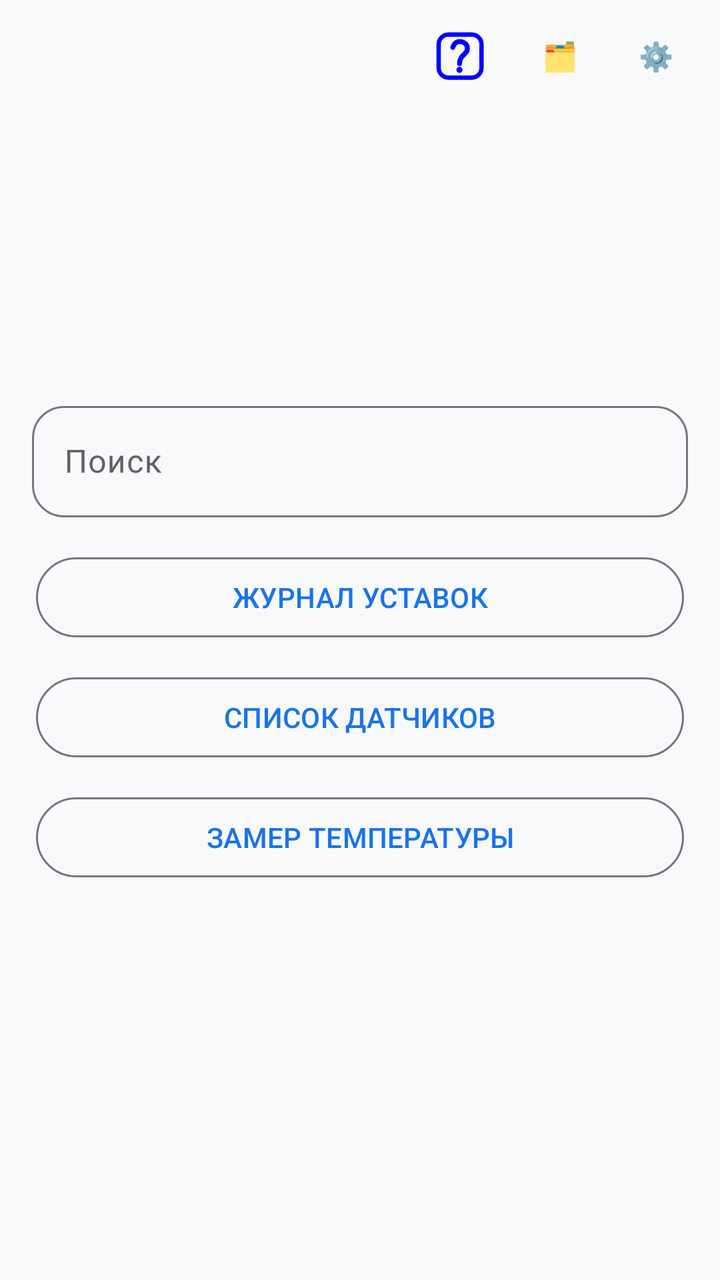
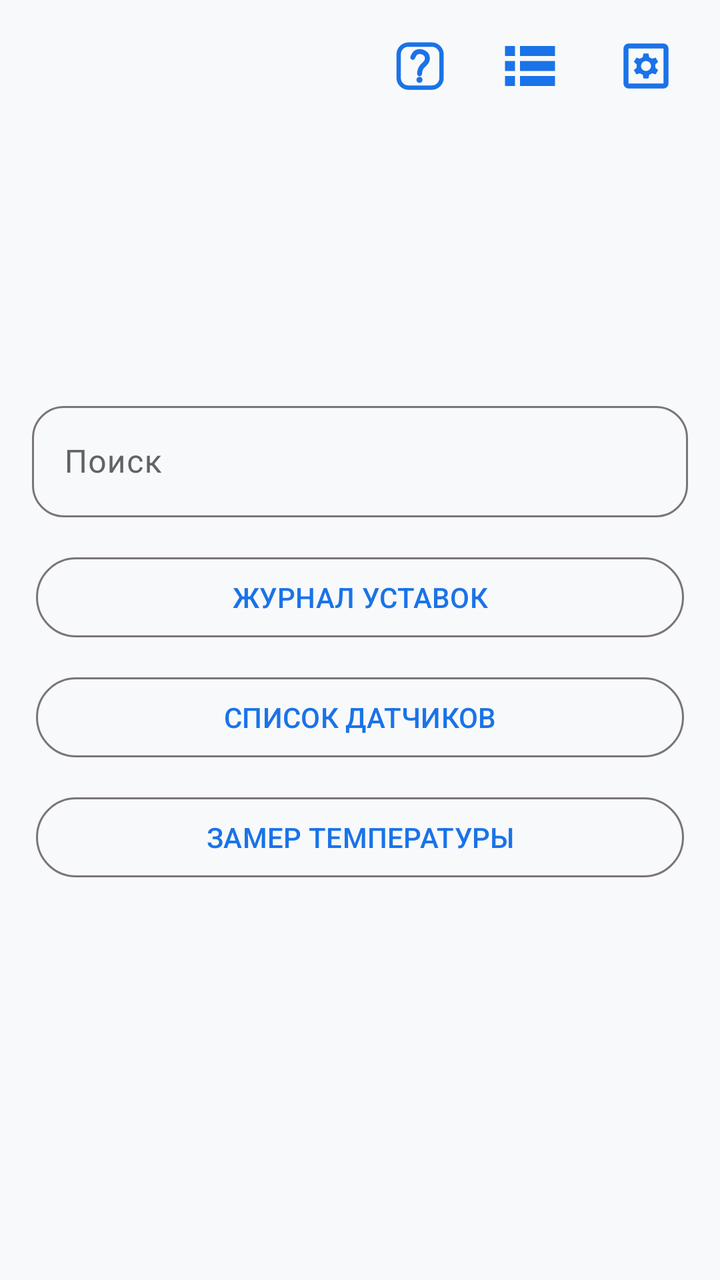

Compare the two renders of this Android layout. The source of the first and the diff that turns it into the second are given below.
<!-- AndroidManifest.xml: application theme Theme.FocusApp -->
<!-- res/layout/activity_main.xml -->
<?xml version="1.0" encoding="utf-8"?>
<androidx.constraintlayout.widget.ConstraintLayout
    xmlns:android="http://schemas.android.com/apk/res/android"
    xmlns:app="http://schemas.android.com/apk/res-auto"
    android:id="@+id/rootLayout"
    android:layout_width="match_parent"
    android:layout_height="match_parent"
    android:background="?android:attr/windowBackground">

    
    
    
    
    
    
    <androidx.constraintlayout.widget.ConstraintLayout
        android:id="@+id/topPanel"
        android:layout_width="match_parent"
        android:layout_height="wrap_content"
        android:paddingStart="8dp"
        android:paddingEnd="8dp"
        android:paddingTop="4dp"
        android:paddingBottom="4dp"
        app:layout_constraintTop_toTopOf="parent"
        app:layout_constraintStart_toStartOf="parent"
        app:layout_constraintEnd_toEndOf="parent">
        
        <TextView
            android:id="@+id/tvTitle"
            android:layout_width="0dp"
            android:layout_height="wrap_content"
            android:text="Арматура"
            android:textSize="22sp"
            android:textStyle="bold"
            android:gravity="center"
            android:maxLines="1"
            android:ellipsize="end"
            android:visibility="gone"
            app:layout_constraintStart_toStartOf="parent"
            app:layout_constraintEnd_toStartOf="@id/btnHelp"
            app:layout_constraintTop_toTopOf="parent"
            app:layout_constraintBottom_toBottomOf="parent" />

        
        <com.google.android.material.button.MaterialButton
            android:id="@+id/btnNewValve"
            style="@style/Widget.Material3.Button.OutlinedButton"
            android:layout_width="0dp"
            android:layout_height="wrap_content"
            android:layout_marginEnd="4dp"
            android:text="@string/new_valve"
            android:maxLines="1"
            android:ellipsize="end"
            android:visibility="invisible"
            app:layout_constraintStart_toStartOf="parent"
            app:layout_constraintEnd_toStartOf="@id/btnHelp"
            app:layout_constraintTop_toTopOf="parent"
            app:layout_constraintBottom_toBottomOf="parent" />

        
        <com.google.android.material.button.MaterialButton
            android:id="@+id/btnHelp"
            style="@style/Widget.Material3.Button.TextButton"
            android:layout_width="48dp"
            android:layout_height="48dp"
            android:padding="8dp"
            app:icon="@drawable/questchen"
            app:iconTint="@null"
            app:iconGravity="textStart"
            app:iconSize="24dp"
            android:background="?attr/selectableItemBackgroundBorderless"
            app:layout_constraintEnd_toStartOf="@id/btnLists"
            app:layout_constraintTop_toTopOf="parent"
            app:layout_constraintBottom_toBottomOf="parent" />

        
        <com.google.android.material.button.MaterialButton
            android:id="@+id/btnLists"
            style="@style/Widget.Material3.Button.TextButton"
            android:layout_width="48dp"
            android:layout_height="wrap_content"
            android:text="🗂️"
            app:layout_constraintEnd_toStartOf="@id/btnSettings"
            app:layout_constraintTop_toTopOf="parent"
            app:layout_constraintBottom_toBottomOf="parent" />

        
        <com.google.android.material.button.MaterialButton
            android:id="@+id/btnSettings"
            style="@style/Widget.Material3.Button.TextButton"
            android:layout_width="48dp"
            android:layout_height="wrap_content"
            android:text="⚙️"
            app:layout_constraintEnd_toEndOf="parent"
            app:layout_constraintTop_toTopOf="parent"
            app:layout_constraintBottom_toBottomOf="parent" />

    </androidx.constraintlayout.widget.ConstraintLayout>

    
    
    
    <androidx.constraintlayout.widget.ConstraintLayout
        android:id="@+id/searchContainer"
        android:layout_width="match_parent"
        android:layout_height="wrap_content"
        app:layout_constraintBottom_toBottomOf="parent"
        app:layout_constraintTop_toTopOf="parent"
        app:layout_constraintStart_toStartOf="parent"
        app:layout_constraintEnd_toEndOf="parent"
        app:layout_constraintVertical_bias="0.5">

        
        <com.google.android.material.textfield.TextInputLayout
            android:id="@+id/searchLayout"
            style="@style/Widget.Material3.TextInputLayout.OutlinedBox"
            android:layout_width="0dp"
            android:layout_height="wrap_content"
            android:layout_marginStart="16dp"
            android:layout_marginEnd="16dp"
            android:hint="Поиск"
            app:boxCornerRadiusBottomEnd="16dp"
            app:boxCornerRadiusBottomStart="16dp"
            app:boxCornerRadiusTopEnd="16dp"
            app:boxCornerRadiusTopStart="16dp"
            app:layout_constraintStart_toStartOf="parent"
            app:layout_constraintEnd_toEndOf="parent"
            app:layout_constraintTop_toTopOf="parent">

            <com.google.android.material.textfield.TextInputEditText
                android:id="@+id/etSearch"
                android:layout_width="match_parent"
                android:layout_height="wrap_content"
                android:imeOptions="actionDone"
                android:inputType="text"
                android:maxLines="1" />
        </com.google.android.material.textfield.TextInputLayout>

        
        <LinearLayout
            android:id="@+id/bottomButtons"
            android:layout_width="0dp"
            android:layout_height="wrap_content"
            android:layout_marginTop="16dp"
            android:layout_marginStart="16dp"
            android:layout_marginEnd="16dp"
            android:gravity="center"
            android:orientation="vertical"
            app:layout_constraintStart_toStartOf="parent"
            app:layout_constraintEnd_toEndOf="parent"
            app:layout_constraintTop_toBottomOf="@id/searchLayout"
            app:layout_constraintBottom_toBottomOf="parent"
            app:layout_constraintWidth_percent="0.9">

            <com.google.android.material.button.MaterialButton
                android:id="@+id/btnSetpoints"
                style="@style/Widget.Material3.Button.OutlinedButton"
                android:layout_width="match_parent"
                android:layout_height="wrap_content"
                android:layout_marginBottom="12dp"
                android:text="@string/setpoints" />

            <com.google.android.material.button.MaterialButton
                android:id="@+id/btnSensors"
                style="@style/Widget.Material3.Button.OutlinedButton"
                android:layout_width="match_parent"
                android:layout_height="wrap_content"
                android:layout_marginBottom="12dp"
                android:text="@string/sensors" />

            <com.google.android.material.button.MaterialButton
                android:id="@+id/btnConverter"
                style="@style/Widget.Material3.Button.OutlinedButton"
                android:layout_width="match_parent"
                android:layout_height="wrap_content"
                android:text="@string/converter" />
        </LinearLayout>
    </androidx.constraintlayout.widget.ConstraintLayout>

    
    
    
    <androidx.recyclerview.widget.RecyclerView
        android:id="@+id/rvGateValves"
        android:layout_width="match_parent"
        android:layout_height="0dp"
        android:layout_marginTop="8dp"
        android:clipToPadding="false"
        android:paddingBottom="4dp"
        android:visibility="gone"
        app:layout_constraintBottom_toBottomOf="parent"
        app:layout_constraintTop_toBottomOf="@id/searchContainer"
        app:layout_constraintStart_toStartOf="parent"
        app:layout_constraintEnd_toEndOf="parent" />

    
    <TextView
        android:id="@+id/tvEmptySearch"
        android:layout_width="match_parent"
        android:layout_height="0dp"
        android:gravity="center"
        android:text="@string/empty_search"
        android:textColor="@color/on_surface_secondary"
        android:textSize="18sp"
        android:visibility="gone"
        app:layout_constraintBottom_toBottomOf="parent"
        app:layout_constraintTop_toBottomOf="@id/searchContainer"
        app:layout_constraintStart_toStartOf="parent"
        app:layout_constraintEnd_toEndOf="parent" />

    
    
    
    <androidx.constraintlayout.widget.ConstraintLayout
        android:id="@+id/overlayDetail"
        android:layout_width="match_parent"
        android:layout_height="match_parent"
        android:background="?android:attr/windowBackground"
        android:visibility="gone"
        app:layout_constraintBottom_toBottomOf="parent"
        app:layout_constraintEnd_toEndOf="parent"
        app:layout_constraintStart_toStartOf="parent"
        app:layout_constraintTop_toTopOf="parent">

        
        <ImageButton
            android:id="@+id/btnOverlayBack"
            android:layout_width="48dp"
            android:layout_height="48dp"
            android:layout_margin="16dp"
            android:src="@drawable/ic_close"
            android:background="?attr/selectableItemBackgroundBorderless"
            android:contentDescription="Закрыть оверлей"
            app:layout_constraintStart_toStartOf="parent"
            app:layout_constraintTop_toTopOf="parent" />

        
        <TextView
            android:id="@+id/tvOverlayTitle"
            android:layout_width="0dp"
            android:layout_height="wrap_content"
            android:layout_marginStart="16dp"
            android:layout_marginEnd="72dp"
            android:text="Блокировка"
            android:textSize="20sp"
            android:textStyle="bold"
            android:gravity="center"
            android:maxLines="2"
            android:ellipsize="end"
            app:layout_constraintEnd_toEndOf="parent"
            app:layout_constraintStart_toEndOf="@id/btnOverlayBack"
            app:layout_constraintTop_toTopOf="@id/btnOverlayBack"
            app:layout_constraintBottom_toBottomOf="@id/btnOverlayBack" />

        
        <ImageView
            android:id="@+id/ivOverlayImage"
            android:layout_width="0dp"
            android:layout_height="0dp"
            android:layout_marginStart="16dp"
            android:layout_marginEnd="16dp"
            android:layout_marginTop="8dp"
            android:layout_marginBottom="8dp"
            android:scaleType="fitCenter"
            android:adjustViewBounds="true"
            android:background="@android:color/white"
            android:contentDescription="Фрагмент схемы"
            app:layout_constraintTop_toBottomOf="@id/btnOverlayBack"
            app:layout_constraintBottom_toTopOf="@id/cardOverlayDescription"
            app:layout_constraintEnd_toEndOf="parent"
            app:layout_constraintStart_toStartOf="parent" />

        
        <ProgressBar
            android:id="@+id/progressOverlay"
            android:layout_width="48dp"
            android:layout_height="48dp"
            android:indeterminate="true"
            android:visibility="gone"
            app:layout_constraintBottom_toBottomOf="@id/ivOverlayImage"
            app:layout_constraintEnd_toEndOf="@id/ivOverlayImage"
            app:layout_constraintStart_toStartOf="@id/ivOverlayImage"
            app:layout_constraintTop_toTopOf="@id/ivOverlayImage" />

        
        <com.google.android.material.card.MaterialCardView
            android:id="@+id/cardOverlayDescription"
            android:layout_width="0dp"
            android:layout_height="wrap_content"
            android:layout_marginStart="16dp"
            android:layout_marginEnd="16dp"
            android:layout_marginBottom="16dp"
            app:cardElevation="8dp"
            app:cardCornerRadius="12dp"
            app:layout_constraintBottom_toBottomOf="parent"
            app:layout_constraintEnd_toEndOf="parent"
            app:layout_constraintStart_toStartOf="parent">

            <TextView
                android:id="@+id/tvOverlayDescription"
                android:layout_width="match_parent"
                android:layout_height="wrap_content"
                android:padding="16dp"
                android:text="Описание блокировки"
                android:textSize="14sp"
                android:textColor="?android:attr/textColorPrimary" />
        </com.google.android.material.card.MaterialCardView>

    </androidx.constraintlayout.widget.ConstraintLayout>

</androidx.constraintlayout.widget.ConstraintLayout>
<!-- resources referenced by this layout -->
<resources>
  <color name="on_surface_secondary">#5F6368</color>
  <!-- drawable ic_close (drawable) -->
  <vector xmlns:android="http://schemas.android.com/apk/res/android"
      android:width="24dp"
      android:height="24dp"
      android:viewportWidth="24"
      android:viewportHeight="24">
      <path
          android:fillColor="?android:attr/textColorPrimary"
          android:pathData="M19,6.41L17.59,5 12,10.59 6.41,5 5,6.41 10.59,12 5,17.59 6.41,19 12,13.41 17.59,19 19,17.59 13.41,12z" />
  </vector>
  <!-- drawable questchen: vector/xml drawable (drawable, 2133 chars, omitted) -->
  <string name="converter">ЗАМЕР ТЕМПЕРАТУРЫ</string>
  <string name="empty_search">🔍 Ничего не найдено\nПопробуйте изменить запрос</string>
  <string name="new_valve">НОВ. ЗАДВИЖКА</string>
  <string name="sensors">СПИСОК ДАТЧИКОВ</string>
  <string name="setpoints">ЖУРНАЛ УСТАВОК</string>
  <style name="Theme.FocusApp" parent="Theme.Material3.DayNight.NoActionBar">
          
          <item name="colorPrimary">@color/primary</item>
          <item name="colorPrimaryContainer">@color/primary_container</item>
          <item name="colorSecondary">@color/secondary</item>
          <item name="colorTertiary">@color/tertiary</item>
  
          
          <item name="colorOnPrimary">@color/on_primary</item>
          <item name="colorOnSurface">@color/on_surface</item>
          <item name="colorOnSurfaceVariant">@color/on_surface_secondary</item>
  
          
          <item name="colorSurface">@color/surface</item>
          <item name="colorSurfaceVariant">@color/surface_variant</item>
          <item name="android:colorBackground">@color/background</item>
  
          
          <item name="android:statusBarColor">@color/status_bar</item>
  
          
          <item name="android:navigationBarColor">@color/surface</item>
      </style>
  <color name="primary">#1A73E8</color>
  <color name="primary_container">#D2E3FC</color>
  <color name="secondary">#03DAC6</color>
  <color name="tertiary">#FF6B6B</color>
  <color name="on_primary">#FFFFFF</color>
  <color name="on_surface">#202124</color>
  <color name="surface">#FFFFFF</color>
  <color name="surface_variant">#F5F5F5</color>
  <color name="background">#F8F9FA</color>
  <color name="status_bar">#FFFFFF</color>
</resources>

<!-- the commit's change to res/layout/activity_main.xml (unified diff, before → after) -->
@@ -60,15 +60,13 @@
         
         <com.google.android.material.button.MaterialButton
             android:id="@+id/btnHelp"
-            style="@style/Widget.Material3.Button.TextButton"
-            android:layout_width="48dp"
-            android:layout_height="48dp"
-            android:padding="8dp"
+            style="@style/Widget.Material3.Button.IconButton"
+            android:layout_width="wrap_content"
+            android:layout_height="wrap_content"
+            android:contentDescription="Справка"
             app:icon="@drawable/questchen"
-            app:iconTint="@null"
-            app:iconGravity="textStart"
+            app:iconTint="@color/icon_top_panel_color"
             app:iconSize="24dp"
-            android:background="?attr/selectableItemBackgroundBorderless"
             app:layout_constraintEnd_toStartOf="@id/btnLists"
             app:layout_constraintTop_toTopOf="parent"
             app:layout_constraintBottom_toBottomOf="parent" />
@@ -76,10 +74,13 @@
         
         <com.google.android.material.button.MaterialButton
             android:id="@+id/btnLists"
-            style="@style/Widget.Material3.Button.TextButton"
-            android:layout_width="48dp"
-            android:layout_height="wrap_content"
-            android:text="🗂️"
+            style="@style/Widget.Material3.Button.IconButton"
+            android:layout_width="wrap_content"
+            android:layout_height="wrap_content"
+            android:contentDescription="Рабочие списки"
+            app:icon="@drawable/ic_lists_val"
+            app:iconTint="@color/icon_top_panel_color"
+            app:iconSize="30dp"
             app:layout_constraintEnd_toStartOf="@id/btnSettings"
             app:layout_constraintTop_toTopOf="parent"
             app:layout_constraintBottom_toBottomOf="parent" />
@@ -87,14 +88,16 @@
         
         <com.google.android.material.button.MaterialButton
             android:id="@+id/btnSettings"
-            style="@style/Widget.Material3.Button.TextButton"
-            android:layout_width="48dp"
-            android:layout_height="wrap_content"
-            android:text="⚙️"
-            app:layout_constraintEnd_toEndOf="parent"
-            app:layout_constraintTop_toTopOf="parent"
-            app:layout_constraintBottom_toBottomOf="parent" />
-
+            style="@style/Widget.Material3.Button.IconButton"
+            android:layout_width="wrap_content"
+            android:layout_height="wrap_content"
+            android:contentDescription="Настройки"
+            app:icon="@drawable/ic_settings"
+            app:iconTint="@color/icon_top_panel_color"
+            app:iconSize="30dp"
+            app:layout_constraintEnd_toEndOf="parent"
+            app:layout_constraintTop_toTopOf="parent"
+            app:layout_constraintBottom_toBottomOf="parent" />
     </androidx.constraintlayout.widget.ConstraintLayout>
 
     
<!-- resource entries referenced after the edit -->
@@ -1,5 +1,6 @@
 <!-- resources referenced by this layout -->
 <resources>
+  <color name="icon_top_panel_color">#1A73E8</color>
   <color name="on_surface_secondary">#5F6368</color>
   <!-- drawable ic_close (drawable) -->
   <vector xmlns:android="http://schemas.android.com/apk/res/android"
@@ -10,6 +11,26 @@
       <path
           android:fillColor="?android:attr/textColorPrimary"
           android:pathData="M19,6.41L17.59,5 12,10.59 6.41,5 5,6.41 10.59,12 5,17.59 6.41,19 12,13.41 17.59,19 19,17.59 13.41,12z" />
+  </vector>
+  <!-- drawable ic_lists_val (drawable) -->
+  <vector xmlns:android="http://schemas.android.com/apk/res/android"
+      android:width="24dp"
+      android:height="24dp"
+      android:viewportWidth="960"
+      android:viewportHeight="960">
+    <path
+        android:pathData="M80,800v-160h160v160L80,800ZM320,800v-160h560v160L320,800ZM80,560v-160h160v160L80,560ZM320,560v-160h560v160L320,560ZM80,320v-160h160v160L80,320ZM320,320v-160h560v160L320,320Z"
+        android:fillColor="#e3e3e3"/>
+  </vector>
+  <!-- drawable ic_settings (drawable) -->
+  <vector xmlns:android="http://schemas.android.com/apk/res/android"
+      android:width="24dp"
+      android:height="24dp"
+      android:viewportWidth="960"
+      android:viewportHeight="960">
+    <path
+        android:pathData="M440,680h80l12,-60q12,-5 22.5,-10.5T576,596l58,18 40,-68 -46,-40q2,-14 2,-26t-2,-26l46,-40 -40,-68 -58,18q-11,-8 -21.5,-13.5T532,340l-12,-60h-80l-12,60q-12,5 -22.5,10.5T384,364l-58,-18 -40,68 46,40q-2,14 -2,26t2,26l-46,40 40,68 58,-18q11,8 21.5,13.5T428,620l12,60ZM423.5,536.5Q400,513 400,480t23.5,-56.5Q447,400 480,400t56.5,23.5Q560,447 560,480t-23.5,56.5Q513,560 480,560t-56.5,-23.5ZM200,840q-33,0 -56.5,-23.5T120,760v-560q0,-33 23.5,-56.5T200,120h560q33,0 56.5,23.5T840,200v560q0,33 -23.5,56.5T760,840L200,840ZM200,760h560v-560L200,200v560ZM200,200v560,-560Z"
+        android:fillColor="#e3e3e3"/>
   </vector>
   <!-- drawable questchen: vector/xml drawable (drawable, 2133 chars, omitted) -->
   <string name="converter">ЗАМЕР ТЕМПЕРАТУРЫ</string>
